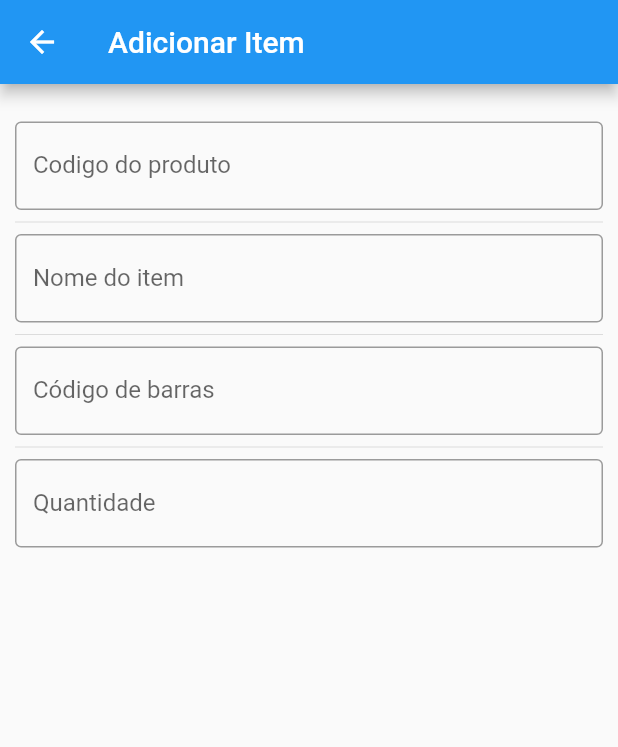
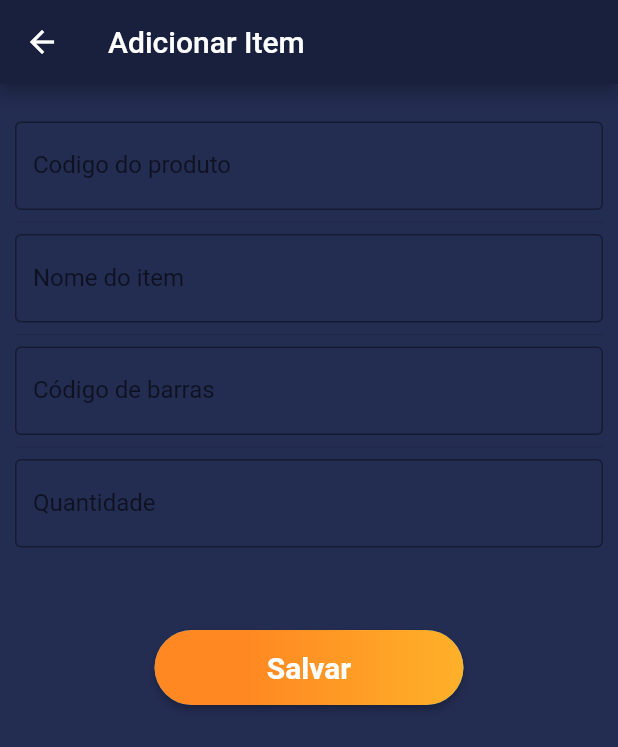
Before and after one commit to guedes-vinicius/Crud_MySql, a Flutter app: the AddItem screen opened by its route, on a phone screen of 412 x 824 dp. Shown: the top 747 px of the screen. Run offline on Flutter 3.47's test engine with Material 2 defaults, Android fonts, the phone set to English and light mode, and no system bars; our stand-ins replace get, sqflite; missing offline and left inert: flutter_barcode_scanner; accounts and stored records are empty.

Commit message:
alteração da UI

```diff
--- a/lib/main.dart
+++ b/lib/main.dart
@@ -14,6 +14,7 @@ class MyApp extends StatelessWidget {
     Get.config(defaultTransition: Transition.cupertino);
     return GetMaterialApp(
       theme: ThemeData(
+          scaffoldBackgroundColor: Color(0xff232c51),
           primaryColor: Color(0xffff0000),
           bottomAppBarColor: Color(0xff18203d)),
       getPages: [
--- a/lib/screens/Add Item.dart
+++ b/lib/screens/Add Item.dart
@@ -15,12 +15,17 @@ class _AddItemState extends State<AddItem> {
   final _cnome = TextEditingController();
   final _ccodbar = TextEditingController();
   final _cqtd = TextEditingController();
+  ButtonStyle buttonStyle = ElevatedButton.styleFrom(
+      padding: EdgeInsets.all(0),
+      shape: RoundedRectangleBorder(borderRadius: BorderRadius.circular(80.0)));
 
   final _formkey = GlobalKey<FormState>();
   @override
   Widget build(BuildContext context) {
+    Size size = MediaQuery.of(context).size;
     return Scaffold(
       appBar: AppBar(
+        backgroundColor: Color(0xff18203d),
         title: Text('Adicionar Item',
             style: TextStyle(fontSize: 20, color: Colors.white)),
       ),
@@ -39,13 +44,51 @@ class _AddItemState extends State<AddItem> {
                   campoCodBar(_ccodbar),
                   Divider(),
                   campoQtd(_cqtd),
+                  SizedBox(
+                    height: 40,
+                  ),
                   Container(
-                    height: 40,
+                    height: 60,
+                    alignment: Alignment.center,
+                    margin: EdgeInsets.symmetric(horizontal: 40, vertical: 10),
+                    child: ElevatedButton(
+                      onPressed: () {},
+                      style: buttonStyle,
+                      child: Container(
+                        alignment: Alignment.center,
+                        height: 50,
+                        width: size.width * 0.5,
+                        decoration: BoxDecoration(
+                            borderRadius: BorderRadius.circular(80),
+                            gradient: LinearGradient(
+                                begin: Alignment.centerLeft,
+                                end: Alignment.centerRight,
+                                stops: [
+                                  0.3,
+                                  1
+                                ],
+                                colors: [
+                                  Color.fromARGB(
+                                    255,
+                                    255,
+                                    136,
+                                    34,
+                                  ),
+                                  Color.fromARGB(255, 255, 177, 41)
+                                ])),
+                        child: Text(
+                          'Salvar',
+                          style: TextStyle(
+                              fontWeight: FontWeight.bold, fontSize: 20),
+                        ),
+                      ),
+                    ),
                   )
                 ],
               ),
             ),
           )),
+      //backgroundColor: Color(0xff232c51),
     );
   }
 }
```
Also changed, not shown: lib/screens/HomePage.dart (+22 -6 lines).
